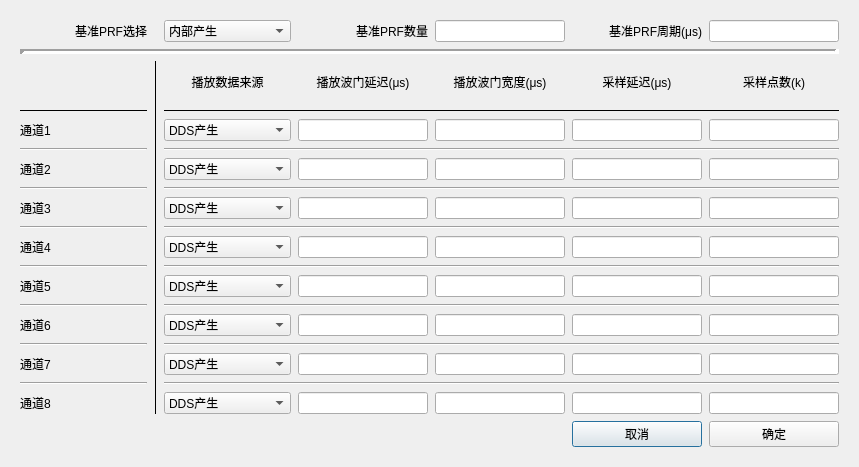
First picture: the form in ui/开启工作/start_ui.ui, repository sunningxiao/RFSdemo, before the edit.
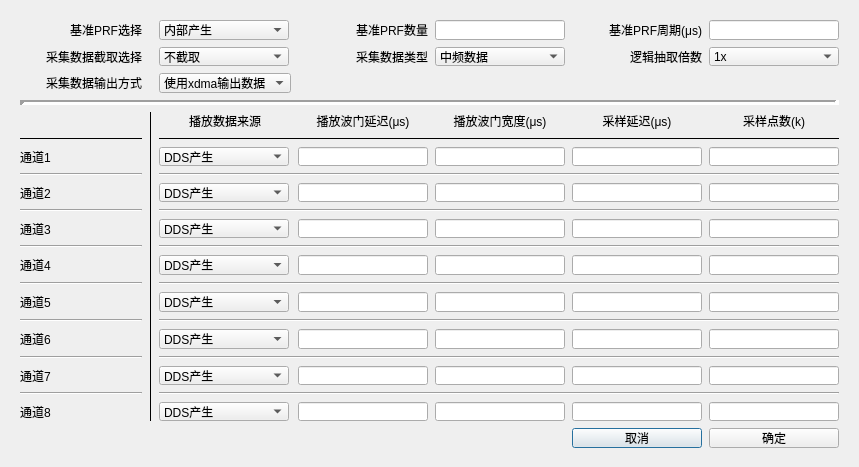
Second picture: the form after the edit.

Commit message: perf(ui): 更新开启工作、主页面ui、超时时间

Diff of the .ui file:
```diff
--- a/ui/开启工作/start_ui.ui
+++ b/ui/开启工作/start_ui.ui
@@ -30,28 +30,52 @@
           <property name="spacing">
            <number>7</number>
           </property>
-          <item row="12" column="5">
-           <widget class="QLineEdit" name="txt_sampling_delay_4">
+          <item row="1" column="2">
+           <widget class="QComboBox" name="select_jq">
             <property name="maximumSize">
              <size>
               <width>130</width>
               <height>16777215</height>
              </size>
             </property>
+            <property name="currentText">
+             <string>不截取</string>
+            </property>
+            <property name="currentIndex">
+             <number>0</number>
+            </property>
+            <property name="insertPolicy">
+             <enum>QComboBox::InsertAtBottom</enum>
+            </property>
+            <item>
+             <property name="text">
+              <string>不截取</string>
+             </property>
+            </item>
+            <item>
+             <property name="text">
+              <string>新建项目</string>
+             </property>
+            </item>
+            <item>
+             <property name="text">
+              <string>截取高8位</string>
+             </property>
+            </item>
            </widget>
           </item>
-          <item row="0" column="6">
-           <widget class="QLineEdit" name="txt_prf_cyc">
-            <property name="maximumSize">
-             <size>
-              <width>130</width>
-              <height>16777215</height>
-             </size>
+          <item row="1" column="0">
+           <widget class="QLabel" name="label_5">
+            <property name="text">
+             <string>采集数据截取选择</string>
             </property>
+            <property name="alignment">
+             <set>Qt::AlignRight|Qt::AlignTrailing|Qt::AlignVCenter</set>
+            </property>
            </widget>
           </item>
-          <item row="8" column="4">
-           <widget class="QLineEdit" name="txt_gate_width_2">
+          <item row="20" column="6">
+           <widget class="QLineEdit" name="txt_sampling_points_7">
             <property name="maximumSize">
              <size>
               <width>130</width>
@@ -60,8 +84,8 @@
             </property>
            </widget>
           </item>
-          <item row="14" column="4">
-           <widget class="QLineEdit" name="txt_gate_width_5">
+          <item row="18" column="3">
+           <widget class="QLineEdit" name="txt_gate_delay_6">
             <property name="maximumSize">
              <size>
               <width>130</width>
@@ -70,43 +94,47 @@
             </property>
            </widget>
           </item>
-          <item row="10" column="2">
-           <widget class="QComboBox" name="select_source_3">
+          <item row="12" column="6">
+           <widget class="QLineEdit" name="txt_sampling_points_3">
             <property name="maximumSize">
              <size>
               <width>130</width>
               <height>16777215</height>
              </size>
             </property>
-            <item>
-             <property name="text">
-              <string>DDS产生</string>
-             </property>
-            </item>
-            <item>
-             <property name="text">
-              <string>RAM预置</string>
-             </property>
-            </item>
-            <item>
-             <property name="text">
-              <string>DDS调制</string>
-             </property>
-            </item>
            </widget>
           </item>
-          <item row="4" column="4">
-           <widget class="QLineEdit" name="txt_gate_width_0">
+          <item row="5" column="2" colspan="5">
+           <widget class="Line" name="line_11">
+            <property name="frameShadow">
+             <enum>QFrame::Plain</enum>
+            </property>
+            <property name="orientation">
+             <enum>Qt::Horizontal</enum>
+            </property>
+           </widget>
+          </item>
+          <item row="4" column="2">
+           <widget class="QLabel" name="label_14">
             <property name="maximumSize">
              <size>
-              <width>130</width>
+              <width>1000</width>
               <height>16777215</height>
              </size>
             </property>
+            <property name="frameShadow">
+             <enum>QFrame::Plain</enum>
+            </property>
+            <property name="text">
+             <string>播放数据来源</string>
+            </property>
+            <property name="alignment">
+             <set>Qt::AlignCenter</set>
+            </property>
            </widget>
           </item>
           <item row="14" column="3">
-           <widget class="QLineEdit" name="txt_gate_delay_5">
+           <widget class="QLineEdit" name="txt_gate_delay_4">
             <property name="maximumSize">
              <size>
               <width>130</width>
@@ -115,261 +143,31 @@
             </property>
            </widget>
           </item>
-          <item row="2" column="4">
-           <widget class="QLabel" name="label_16">
+          <item row="0" column="5">
+           <widget class="QLabel" name="label_21">
             <property name="text">
-             <string>播放波门宽度(μs)</string>
+             <string>基准PRF周期(μs)</string>
             </property>
             <property name="alignment">
-             <set>Qt::AlignCenter</set>
+             <set>Qt::AlignRight|Qt::AlignTrailing|Qt::AlignVCenter</set>
             </property>
            </widget>
           </item>
-          <item row="2" column="3">
-           <widget class="QLabel" name="label_15">
-            <property name="text">
-             <string>播放波门延迟(μs)</string>
-            </property>
-            <property name="alignment">
-             <set>Qt::AlignCenter</set>
-            </property>
-           </widget>
-          </item>
-          <item row="18" column="0">
-           <widget class="QLabel" name="label_45">
-            <property name="text">
-             <string>通道8</string>
-            </property>
-           </widget>
-          </item>
-          <item row="2" column="6">
-           <widget class="QLabel" name="label_18">
-            <property name="text">
-             <string>采样点数(k)</string>
-            </property>
-            <property name="alignment">
-             <set>Qt::AlignCenter</set>
-            </property>
-           </widget>
-          </item>
-          <item row="7" column="0">
-           <widget class="Line" name="line_3">
-            <property name="orientation">
-             <enum>Qt::Horizontal</enum>
-            </property>
-           </widget>
-          </item>
-          <item row="8" column="6">
-           <widget class="QLineEdit" name="txt_sampling_points_2">
-            <property name="maximumSize">
-             <size>
-              <width>130</width>
-              <height>16777215</height>
-             </size>
-            </property>
-           </widget>
-          </item>
-          <item row="7" column="2" colspan="5">
-           <widget class="Line" name="line_10">
-            <property name="orientation">
-             <enum>Qt::Horizontal</enum>
-            </property>
-           </widget>
-          </item>
-          <item row="8" column="2">
-           <widget class="QComboBox" name="select_source_2">
-            <property name="maximumSize">
-             <size>
-              <width>130</width>
-              <height>16777215</height>
-             </size>
-            </property>
-            <item>
-             <property name="text">
-              <string>DDS产生</string>
-             </property>
-            </item>
-            <item>
-             <property name="text">
-              <string>RAM预置</string>
-             </property>
-            </item>
-            <item>
-             <property name="text">
-              <string>DDS调制</string>
-             </property>
-            </item>
-           </widget>
-          </item>
-          <item row="6" column="6">
-           <widget class="QLineEdit" name="txt_sampling_points_1">
-            <property name="maximumSize">
-             <size>
-              <width>130</width>
-              <height>16777215</height>
-             </size>
-            </property>
-           </widget>
-          </item>
-          <item row="11" column="2" colspan="5">
-           <widget class="Line" name="line_32">
-            <property name="orientation">
-             <enum>Qt::Horizontal</enum>
-            </property>
-           </widget>
-          </item>
-          <item row="13" column="2" colspan="5">
-           <widget class="Line" name="line_33">
-            <property name="orientation">
-             <enum>Qt::Horizontal</enum>
-            </property>
-           </widget>
-          </item>
-          <item row="10" column="0">
-           <widget class="QLabel" name="label_4">
-            <property name="text">
-             <string>通道4</string>
-            </property>
-           </widget>
-          </item>
-          <item row="6" column="2">
-           <widget class="QComboBox" name="select_source_1">
-            <property name="maximumSize">
-             <size>
-              <width>130</width>
-              <height>16777215</height>
-             </size>
-            </property>
-            <item>
-             <property name="text">
-              <string>DDS产生</string>
-             </property>
-            </item>
-            <item>
-             <property name="text">
-              <string>RAM预置</string>
-             </property>
-            </item>
-            <item>
-             <property name="text">
-              <string>DDS调制</string>
-             </property>
-            </item>
-           </widget>
-          </item>
-          <item row="6" column="5">
-           <widget class="QLineEdit" name="txt_sampling_delay_1">
-            <property name="maximumSize">
-             <size>
-              <width>130</width>
-              <height>16777215</height>
-             </size>
-            </property>
-           </widget>
-          </item>
-          <item row="17" column="0">
-           <widget class="Line" name="line_8">
-            <property name="orientation">
-             <enum>Qt::Horizontal</enum>
-            </property>
-           </widget>
-          </item>
-          <item row="4" column="6">
-           <widget class="QLineEdit" name="txt_sampling_points_0">
-            <property name="maximumSize">
-             <size>
-              <width>130</width>
-              <height>16777215</height>
-             </size>
-            </property>
-           </widget>
-          </item>
-          <item row="10" column="3">
-           <widget class="QLineEdit" name="txt_gate_delay_3">
-            <property name="maximumSize">
-             <size>
-              <width>130</width>
-              <height>16777215</height>
-             </size>
-            </property>
-           </widget>
-          </item>
-          <item row="10" column="5">
-           <widget class="QLineEdit" name="txt_sampling_delay_3">
-            <property name="maximumSize">
-             <size>
-              <width>130</width>
-              <height>16777215</height>
-             </size>
-            </property>
-           </widget>
-          </item>
-          <item row="8" column="3">
-           <widget class="QLineEdit" name="txt_gate_delay_2">
-            <property name="maximumSize">
-             <size>
-              <width>130</width>
-              <height>16777215</height>
-             </size>
-            </property>
-           </widget>
-          </item>
-          <item row="4" column="0">
-           <widget class="QLabel" name="label">
-            <property name="text">
-             <string>通道1</string>
-            </property>
-           </widget>
-          </item>
-          <item row="16" column="0">
-           <widget class="QLabel" name="label_41">
-            <property name="text">
-             <string>通道7</string>
-            </property>
-           </widget>
-          </item>
-          <item row="16" column="5">
-           <widget class="QLineEdit" name="txt_sampling_delay_6">
-            <property name="maximumSize">
-             <size>
-              <width>130</width>
-              <height>16777215</height>
-             </size>
-            </property>
-           </widget>
-          </item>
-          <item row="15" column="2" colspan="5">
-           <widget class="Line" name="line_34">
-            <property name="orientation">
-             <enum>Qt::Horizontal</enum>
-            </property>
-           </widget>
-          </item>
-          <item row="6" column="3">
-           <widget class="QLineEdit" name="txt_gate_delay_1">
-            <property name="maximumSize">
-             <size>
-              <width>130</width>
-              <height>16777215</height>
-             </size>
-            </property>
-           </widget>
-          </item>
-          <item row="19" column="5">
+          <item row="21" column="5">
            <widget class="QPushButton" name="btn_cancel">
             <property name="text">
              <string>取消</string>
             </property>
            </widget>
           </item>
-          <item row="9" column="0">
+          <item row="11" column="0">
            <widget class="Line" name="line_4">
             <property name="orientation">
              <enum>Qt::Horizontal</enum>
             </property>
            </widget>
           </item>
-          <item row="4" column="3">
+          <item row="6" column="3">
            <widget class="QLineEdit" name="txt_gate_delay_0">
             <property name="maximumSize">
              <size>
@@ -379,40 +177,30 @@
             </property>
            </widget>
           </item>
-          <item row="0" column="5">
-           <widget class="QLabel" name="label_21">
-            <property name="text">
-             <string>基准PRF周期(μs)</string>
+          <item row="17" column="2" colspan="5">
+           <widget class="Line" name="line_34">
+            <property name="orientation">
+             <enum>Qt::Horizontal</enum>
             </property>
-            <property name="alignment">
-             <set>Qt::AlignRight|Qt::AlignTrailing|Qt::AlignVCenter</set>
+           </widget>
+          </item>
+          <item row="8" column="3">
+           <widget class="QLineEdit" name="txt_gate_delay_1">
+            <property name="maximumSize">
+             <size>
+              <width>130</width>
+              <height>16777215</height>
+             </size>
             </property>
            </widget>
           </item>
-          <item row="8" column="0">
+          <item row="10" column="0">
            <widget class="QLabel" name="label_3">
             <property name="text">
              <string>通道3</string>
             </property>
            </widget>
           </item>
-          <item row="12" column="0">
-           <widget class="QLabel" name="label_33">
-            <property name="text">
-             <string>通道5</string>
-            </property>
-           </widget>
-          </item>
-          <item row="2" column="1" rowspan="17">
-           <widget class="Line" name="line">
-            <property name="frameShadow">
-             <enum>QFrame::Plain</enum>
-            </property>
-            <property name="orientation">
-             <enum>Qt::Vertical</enum>
-            </property>
-           </widget>
-          </item>
           <item row="0" column="2">
            <widget class="QComboBox" name="select_prf_src">
             <property name="maximumSize">
@@ -433,7 +221,7 @@
             </item>
            </widget>
           </item>
-          <item row="14" column="6">
+          <item row="16" column="6">
            <widget class="QLineEdit" name="txt_sampling_points_5">
             <property name="maximumSize">
              <size>
@@ -443,14 +231,24 @@
             </property>
            </widget>
           </item>
-          <item row="11" column="0">
-           <widget class="Line" name="line_5">
+          <item row="14" column="0">
+           <widget class="QLabel" name="label_33">
+            <property name="text">
+             <string>通道5</string>
+            </property>
+           </widget>
+          </item>
+          <item row="4" column="1" rowspan="17">
+           <widget class="Line" name="line">
+            <property name="frameShadow">
+             <enum>QFrame::Plain</enum>
+            </property>
             <property name="orientation">
-             <enum>Qt::Horizontal</enum>
+             <enum>Qt::Vertical</enum>
             </property>
            </widget>
           </item>
-          <item row="3" column="0">
+          <item row="5" column="0">
            <widget class="Line" name="line_12">
             <property name="frameShadow">
              <enum>QFrame::Plain</enum>
@@ -470,17 +268,14 @@
             </property>
            </widget>
           </item>
-          <item row="18" column="5">
-           <widget class="QLineEdit" name="txt_sampling_delay_7">
-            <property name="maximumSize">
-             <size>
-              <width>130</width>
-              <height>16777215</height>
-             </size>
+          <item row="13" column="0">
+           <widget class="Line" name="line_5">
+            <property name="orientation">
+             <enum>Qt::Horizontal</enum>
             </property>
            </widget>
           </item>
-          <item row="18" column="4">
+          <item row="20" column="4">
            <widget class="QLineEdit" name="txt_gate_width_7">
             <property name="maximumSize">
              <size>
@@ -490,29 +285,24 @@
             </property>
            </widget>
           </item>
-          <item row="16" column="2">
-           <widget class="QComboBox" name="select_source_6">
+          <item row="20" column="5">
+           <widget class="QLineEdit" name="txt_sampling_delay_7">
             <property name="maximumSize">
              <size>
               <width>130</width>
               <height>16777215</height>
              </size>
             </property>
-            <item>
-             <property name="text">
-              <string>DDS产生</string>
-             </property>
-            </item>
-            <item>
-             <property name="text">
-              <string>RAM预置</string>
-             </property>
-            </item>
-            <item>
-             <property name="text">
-              <string>DDS调制</string>
-             </property>
-            </item>
+           </widget>
+          </item>
+          <item row="14" column="6">
+           <widget class="QLineEdit" name="txt_sampling_points_4">
+            <property name="maximumSize">
+             <size>
+              <width>130</width>
+              <height>16777215</height>
+             </size>
+            </property>
            </widget>
           </item>
           <item row="0" column="4">
@@ -525,7 +315,57 @@
             </property>
            </widget>
           </item>
-          <item row="1" column="0" colspan="7">
+          <item row="16" column="2">
+           <widget class="QComboBox" name="select_source_5">
+            <property name="maximumSize">
+             <size>
+              <width>130</width>
+              <height>16777215</height>
+             </size>
+            </property>
+            <item>
+             <property name="text">
+              <string>DDS产生</string>
+             </property>
+            </item>
+            <item>
+             <property name="text">
+              <string>RAM预置</string>
+             </property>
+            </item>
+            <item>
+             <property name="text">
+              <string>DDS调制</string>
+             </property>
+            </item>
+           </widget>
+          </item>
+          <item row="18" column="2">
+           <widget class="QComboBox" name="select_source_6">
+            <property name="maximumSize">
+             <size>
+              <width>130</width>
+              <height>16777215</height>
+             </size>
+            </property>
+            <item>
+             <property name="text">
+              <string>DDS产生</string>
+             </property>
+            </item>
+            <item>
+             <property name="text">
+              <string>RAM预置</string>
+             </property>
+            </item>
+            <item>
+             <property name="text">
+              <string>DDS调制</string>
+             </property>
+            </item>
+           </widget>
+          </item>
+          <item row="3" column="0" colspan="7">
            <widget class="Line" name="line_13">
             <property name="minimumSize">
              <size>
@@ -553,56 +393,14 @@
             </property>
            </widget>
           </item>
-          <item row="12" column="6">
-           <widget class="QLineEdit" name="txt_sampling_points_4">
-            <property name="maximumSize">
-             <size>
-              <width>130</width>
-              <height>16777215</height>
-             </size>
-            </property>
-           </widget>
-          </item>
-          <item row="14" column="2">
-           <widget class="QComboBox" name="select_source_5">
-            <property name="maximumSize">
-             <size>
-              <width>130</width>
-              <height>16777215</height>
-             </size>
-            </property>
-            <item>
-             <property name="text">
-              <string>DDS产生</string>
-             </property>
-            </item>
-            <item>
-             <property name="text">
-              <string>RAM预置</string>
-             </property>
-            </item>
-            <item>
-             <property name="text">
-              <string>DDS调制</string>
-             </property>
-            </item>
-           </widget>
-          </item>
-          <item row="14" column="0">
-           <widget class="QLabel" name="label_37">
-            <property name="text">
-             <string>通道6</string>
-            </property>
-           </widget>
-          </item>
-          <item row="9" column="2" colspan="5">
+          <item row="11" column="2" colspan="5">
            <widget class="Line" name="line_31">
             <property name="orientation">
              <enum>Qt::Horizontal</enum>
             </property>
            </widget>
           </item>
-          <item row="12" column="4">
+          <item row="14" column="4">
            <widget class="QLineEdit" name="txt_gate_width_4">
             <property name="maximumSize">
              <size>
@@ -612,7 +410,14 @@
             </property>
            </widget>
           </item>
-          <item row="18" column="3">
+          <item row="16" column="0">
+           <widget class="QLabel" name="label_37">
+            <property name="text">
+             <string>通道6</string>
+            </property>
+           </widget>
+          </item>
+          <item row="20" column="3">
            <widget class="QLineEdit" name="txt_gate_delay_7">
             <property name="maximumSize">
              <size>
@@ -622,7 +427,7 @@
             </property>
            </widget>
           </item>
-          <item row="12" column="2">
+          <item row="14" column="2">
            <widget class="QComboBox" name="select_source_4">
             <property name="maximumSize">
              <size>
@@ -647,24 +452,7 @@
             </item>
            </widget>
           </item>
-          <item row="19" column="6">
-           <widget class="QPushButton" name="btn_config">
-            <property name="text">
-             <string>确定</string>
-            </property>
-           </widget>
-          </item>
-          <item row="10" column="4">
-           <widget class="QLineEdit" name="txt_gate_width_3">
-            <property name="maximumSize">
-             <size>
-              <width>130</width>
-              <height>16777215</height>
-             </size>
-            </property>
-           </widget>
-          </item>
-          <item row="18" column="2">
+          <item row="20" column="2">
            <widget class="QComboBox" name="select_source_7">
             <property name="maximumSize">
              <size>
@@ -689,31 +477,38 @@
             </item>
            </widget>
           </item>
-          <item row="13" column="0">
+          <item row="12" column="4">
+           <widget class="QLineEdit" name="txt_gate_width_3">
+            <property name="maximumSize">
+             <size>
+              <width>130</width>
+              <height>16777215</height>
+             </size>
+            </property>
+           </widget>
+          </item>
+          <item row="15" column="0">
            <widget class="Line" name="line_6">
             <property name="orientation">
              <enum>Qt::Horizontal</enum>
             </property>
            </widget>
           </item>
-          <item row="5" column="0">
+          <item row="7" column="0">
            <widget class="Line" name="line_2">
             <property name="orientation">
              <enum>Qt::Horizontal</enum>
             </property>
            </widget>
           </item>
-          <item row="8" column="5">
-           <widget class="QLineEdit" name="txt_sampling_delay_2">
-            <property name="maximumSize">
-             <size>
-              <width>130</width>
-              <height>16777215</height>
-             </size>
+          <item row="21" column="6">
+           <widget class="QPushButton" name="btn_config">
+            <property name="text">
+             <string>确定</string>
             </property>
            </widget>
           </item>
-          <item row="4" column="2">
+          <item row="6" column="2">
            <widget class="QComboBox" name="select_source_0">
             <property name="maximumSize">
              <size>
@@ -738,7 +533,7 @@
             </item>
            </widget>
           </item>
-          <item row="14" column="5">
+          <item row="16" column="5">
            <widget class="QLineEdit" name="txt_sampling_delay_5">
             <property name="maximumSize">
              <size>
@@ -748,7 +543,17 @@
             </property>
            </widget>
           </item>
-          <item row="4" column="5">
+          <item row="10" column="5">
+           <widget class="QLineEdit" name="txt_sampling_delay_2">
+            <property name="maximumSize">
+             <size>
+              <width>130</width>
+              <height>16777215</height>
+             </size>
+            </property>
+           </widget>
+          </item>
+          <item row="6" column="5">
            <widget class="QLineEdit" name="txt_sampling_delay_0">
             <property name="maximumSize">
              <size>
@@ -758,45 +563,35 @@
             </property>
            </widget>
           </item>
-          <item row="15" column="0">
+          <item row="17" column="0">
            <widget class="Line" name="line_7">
             <property name="orientation">
              <enum>Qt::Horizontal</enum>
             </property>
            </widget>
           </item>
-          <item row="5" column="2" colspan="5">
-           <widget class="Line" name="line_9">
+          <item row="19" column="2" colspan="5">
+           <widget class="Line" name="line_35">
             <property name="orientation">
              <enum>Qt::Horizontal</enum>
             </property>
            </widget>
           </item>
-          <item row="16" column="4">
-           <widget class="QLineEdit" name="txt_gate_width_6">
-            <property name="maximumSize">
-             <size>
-              <width>130</width>
-              <height>16777215</height>
-             </size>
-            </property>
-           </widget>
-          </item>
-          <item row="6" column="0">
+          <item row="8" column="0">
            <widget class="QLabel" name="label_2">
             <property name="text">
              <string>通道2</string>
             </property>
            </widget>
           </item>
-          <item row="17" column="2" colspan="5">
-           <widget class="Line" name="line_35">
+          <item row="7" column="2" colspan="5">
+           <widget class="Line" name="line_9">
             <property name="orientation">
              <enum>Qt::Horizontal</enum>
             </property>
            </widget>
           </item>
-          <item row="16" column="6">
+          <item row="18" column="6">
            <widget class="QLineEdit" name="txt_sampling_points_6">
             <property name="maximumSize">
              <size>
@@ -806,7 +601,17 @@
             </property>
            </widget>
           </item>
-          <item row="6" column="4">
+          <item row="18" column="4">
+           <widget class="QLineEdit" name="txt_gate_width_6">
+            <property name="maximumSize">
+             <size>
+              <width>130</width>
+              <height>16777215</height>
+             </size>
+            </property>
+           </widget>
+          </item>
+          <item row="8" column="4">
            <widget class="QLineEdit" name="txt_gate_width_1">
             <property name="maximumSize">
              <size>
@@ -816,7 +621,7 @@
             </property>
            </widget>
           </item>
-          <item row="2" column="5">
+          <item row="4" column="5">
            <widget class="QLabel" name="label_17">
             <property name="text">
              <string>采样延迟(μs)</string>
@@ -836,57 +641,102 @@
             </property>
            </widget>
           </item>
-          <item row="16" column="3">
-           <widget class="QLineEdit" name="txt_gate_delay_6">
-            <property name="maximumSize">
-             <size>
-              <width>130</width>
-              <height>16777215</height>
-             </size>
-            </property>
-           </widget>
-          </item>
-          <item row="3" column="2" colspan="5">
-           <widget class="Line" name="line_11">
-            <property name="frameShadow">
-             <enum>QFrame::Plain</enum>
-            </property>
-            <property name="orientation">
-             <enum>Qt::Horizontal</enum>
-            </property>
-           </widget>
-          </item>
-          <item row="10" column="6">
-           <widget class="QLineEdit" name="txt_sampling_points_3">
-            <property name="maximumSize">
-             <size>
-              <width>130</width>
-              <height>16777215</height>
-             </size>
-            </property>
-           </widget>
-          </item>
           <item row="2" column="2">
-           <widget class="QLabel" name="label_14">
-            <property name="maximumSize">
-             <size>
-              <width>1000</width>
-              <height>16777215</height>
-             </size>
+           <widget class="QComboBox" name="select_sc">
+            <item>
+             <property name="text">
+              <string>使用xdma输出数据</string>
+             </property>
+            </item>
+            <item>
+             <property name="text">
+              <string>使用ETH输出数据</string>
+             </property>
+            </item>
+            <item>
+             <property name="text">
+              <string>使用GTY输出数据</string>
+             </property>
+            </item>
+           </widget>
+          </item>
+          <item row="1" column="3">
+           <widget class="QLabel" name="label_6">
+            <property name="text">
+             <string>采集数据类型</string>
             </property>
-            <property name="frameShadow">
-             <enum>QFrame::Plain</enum>
+            <property name="alignment">
+             <set>Qt::AlignRight|Qt::AlignTrailing|Qt::AlignVCenter</set>
             </property>
+           </widget>
+          </item>
+          <item row="1" column="4">
+           <widget class="QComboBox" name="select_lx">
+            <item>
+             <property name="text">
+              <string>中频数据</string>
+             </property>
+            </item>
+            <item>
+             <property name="text">
+              <string>QI拼接</string>
+             </property>
+            </item>
+           </widget>
+          </item>
+          <item row="1" column="6">
+           <widget class="QComboBox" name="select_cq">
+            <item>
+             <property name="text">
+              <string>1x</string>
+             </property>
+            </item>
+            <item>
+             <property name="text">
+              <string>2x</string>
+             </property>
+            </item>
+            <item>
+             <property name="text">
+              <string>3x</string>
+             </property>
+            </item>
+            <item>
+             <property name="text">
+              <string>4x</string>
+             </property>
+            </item>
+           </widget>
+          </item>
+          <item row="1" column="5">
+           <widget class="QLabel" name="label_7">
             <property name="text">
-             <string>播放数据来源</string>
+             <string>逻辑抽取倍数</string>
             </property>
             <property name="alignment">
-             <set>Qt::AlignCenter</set>
+             <set>Qt::AlignRight|Qt::AlignTrailing|Qt::AlignVCenter</set>
             </property>
            </widget>
           </item>
-          <item row="18" column="6">
-           <widget class="QLineEdit" name="txt_sampling_points_7">
+          <item row="2" column="0">
+           <widget class="QLabel" name="label_8">
+            <property name="text">
+             <string>采集数据输出方式</string>
+            </property>
+            <property name="alignment">
+             <set>Qt::AlignRight|Qt::AlignTrailing|Qt::AlignVCenter</set>
+            </property>
+           </widget>
+          </item>
+          <item row="19" column="0">
+           <widget class="Line" name="line_8">
+            <property name="orientation">
+             <enum>Qt::Horizontal</enum>
+            </property>
+           </widget>
+          </item>
+          <item row="8" column="5">
+           <widget class="QLineEdit" name="txt_sampling_delay_1">
             <property name="maximumSize">
              <size>
               <width>130</width>
@@ -896,7 +746,7 @@
            </widget>
           </item>
           <item row="12" column="3">
-           <widget class="QLineEdit" name="txt_gate_delay_4">
+           <widget class="QLineEdit" name="txt_gate_delay_3">
             <property name="maximumSize">
              <size>
               <width>130</width>
@@ -905,6 +755,287 @@
             </property>
            </widget>
           </item>
+          <item row="6" column="6">
+           <widget class="QLineEdit" name="txt_sampling_points_0">
+            <property name="maximumSize">
+             <size>
+              <width>130</width>
+              <height>16777215</height>
+             </size>
+            </property>
+           </widget>
+          </item>
+          <item row="8" column="2">
+           <widget class="QComboBox" name="select_source_1">
+            <property name="maximumSize">
+             <size>
+              <width>130</width>
+              <height>16777215</height>
+             </size>
+            </property>
+            <item>
+             <property name="text">
+              <string>DDS产生</string>
+             </property>
+            </item>
+            <item>
+             <property name="text">
+              <string>RAM预置</string>
+             </property>
+            </item>
+            <item>
+             <property name="text">
+              <string>DDS调制</string>
+             </property>
+            </item>
+           </widget>
+          </item>
+          <item row="18" column="0">
+           <widget class="QLabel" name="label_41">
+            <property name="text">
+             <string>通道7</string>
+            </property>
+           </widget>
+          </item>
+          <item row="18" column="5">
+           <widget class="QLineEdit" name="txt_sampling_delay_6">
+            <property name="maximumSize">
+             <size>
+              <width>130</width>
+              <height>16777215</height>
+             </size>
+            </property>
+           </widget>
+          </item>
+          <item row="12" column="5">
+           <widget class="QLineEdit" name="txt_sampling_delay_3">
+            <property name="maximumSize">
+             <size>
+              <width>130</width>
+              <height>16777215</height>
+             </size>
+            </property>
+           </widget>
+          </item>
+          <item row="10" column="3">
+           <widget class="QLineEdit" name="txt_gate_delay_2">
+            <property name="maximumSize">
+             <size>
+              <width>130</width>
+              <height>16777215</height>
+             </size>
+            </property>
+           </widget>
+          </item>
+          <item row="6" column="0">
+           <widget class="QLabel" name="label">
+            <property name="text">
+             <string>通道1</string>
+            </property>
+           </widget>
+          </item>
+          <item row="4" column="4">
+           <widget class="QLabel" name="label_16">
+            <property name="text">
+             <string>播放波门宽度(μs)</string>
+            </property>
+            <property name="alignment">
+             <set>Qt::AlignCenter</set>
+            </property>
+           </widget>
+          </item>
+          <item row="0" column="6">
+           <widget class="QLineEdit" name="txt_prf_cyc">
+            <property name="maximumSize">
+             <size>
+              <width>130</width>
+              <height>16777215</height>
+             </size>
+            </property>
+           </widget>
+          </item>
+          <item row="10" column="4">
+           <widget class="QLineEdit" name="txt_gate_width_2">
+            <property name="maximumSize">
+             <size>
+              <width>130</width>
+              <height>16777215</height>
+             </size>
+            </property>
+           </widget>
+          </item>
+          <item row="16" column="4">
+           <widget class="QLineEdit" name="txt_gate_width_5">
+            <property name="maximumSize">
+             <size>
+              <width>130</width>
+              <height>16777215</height>
+             </size>
+            </property>
+           </widget>
+          </item>
+          <item row="14" column="5">
+           <widget class="QLineEdit" name="txt_sampling_delay_4">
+            <property name="maximumSize">
+             <size>
+              <width>130</width>
+              <height>16777215</height>
+             </size>
+            </property>
+           </widget>
+          </item>
+          <item row="16" column="3">
+           <widget class="QLineEdit" name="txt_gate_delay_5">
+            <property name="maximumSize">
+             <size>
+              <width>130</width>
+              <height>16777215</height>
+             </size>
+            </property>
+           </widget>
+          </item>
+          <item row="4" column="3">
+           <widget class="QLabel" name="label_15">
+            <property name="text">
+             <string>播放波门延迟(μs)</string>
+            </property>
+            <property name="alignment">
+             <set>Qt::AlignCenter</set>
+            </property>
+           </widget>
+          </item>
+          <item row="12" column="2">
+           <widget class="QComboBox" name="select_source_3">
+            <property name="maximumSize">
+             <size>
+              <width>130</width>
+              <height>16777215</height>
+             </size>
+            </property>
+            <item>
+             <property name="text">
+              <string>DDS产生</string>
+             </property>
+            </item>
+            <item>
+             <property name="text">
+              <string>RAM预置</string>
+             </property>
+            </item>
+            <item>
+             <property name="text">
+              <string>DDS调制</string>
+             </property>
+            </item>
+           </widget>
+          </item>
+          <item row="6" column="4">
+           <widget class="QLineEdit" name="txt_gate_width_0">
+            <property name="maximumSize">
+             <size>
+              <width>130</width>
+              <height>16777215</height>
+             </size>
+            </property>
+           </widget>
+          </item>
+          <item row="20" column="0">
+           <widget class="QLabel" name="label_45">
+            <property name="text">
+             <string>通道8</string>
+            </property>
+           </widget>
+          </item>
+          <item row="9" column="0">
+           <widget class="Line" name="line_3">
+            <property name="orientation">
+             <enum>Qt::Horizontal</enum>
+            </property>
+           </widget>
+          </item>
+          <item row="10" column="6">
+           <widget class="QLineEdit" name="txt_sampling_points_2">
+            <property name="maximumSize">
+             <size>
+              <width>130</width>
+              <height>16777215</height>
+             </size>
+            </property>
+           </widget>
+          </item>
+          <item row="9" column="2" colspan="5">
+           <widget class="Line" name="line_10">
+            <property name="orientation">
+             <enum>Qt::Horizontal</enum>
+            </property>
+           </widget>
+          </item>
+          <item row="4" column="6">
+           <widget class="QLabel" name="label_18">
+            <property name="text">
+             <string>采样点数(k)</string>
+            </property>
+            <property name="alignment">
+             <set>Qt::AlignCenter</set>
+            </property>
+           </widget>
+          </item>
+          <item row="8" column="6">
+           <widget class="QLineEdit" name="txt_sampling_points_1">
+            <property name="maximumSize">
+             <size>
+              <width>130</width>
+              <height>16777215</height>
+             </size>
+            </property>
+           </widget>
+          </item>
+          <item row="15" column="2" colspan="5">
+           <widget class="Line" name="line_33">
+            <property name="orientation">
+             <enum>Qt::Horizontal</enum>
+            </property>
+           </widget>
+          </item>
+          <item row="13" column="2" colspan="5">
+           <widget class="Line" name="line_32">
+            <property name="orientation">
+             <enum>Qt::Horizontal</enum>
+            </property>
+           </widget>
+          </item>
+          <item row="12" column="0">
+           <widget class="QLabel" name="label_4">
+            <property name="text">
+             <string>通道4</string>
+            </property>
+           </widget>
+          </item>
+          <item row="10" column="2">
+           <widget class="QComboBox" name="select_source_2">
+            <property name="maximumSize">
+             <size>
+              <width>130</width>
+              <height>16777215</height>
+             </size>
+            </property>
+            <item>
+             <property name="text">
+              <string>DDS产生</string>
+             </property>
+            </item>
+            <item>
+             <property name="text">
+              <string>RAM预置</string>
+             </property>
+            </item>
+            <item>
+             <property name="text">
+              <string>DDS调制</string>
+             </property>
+            </item>
+           </widget>
+          </item>
          </layout>
         </item>
        </layout>
```
The commit also changes 5 other files.
